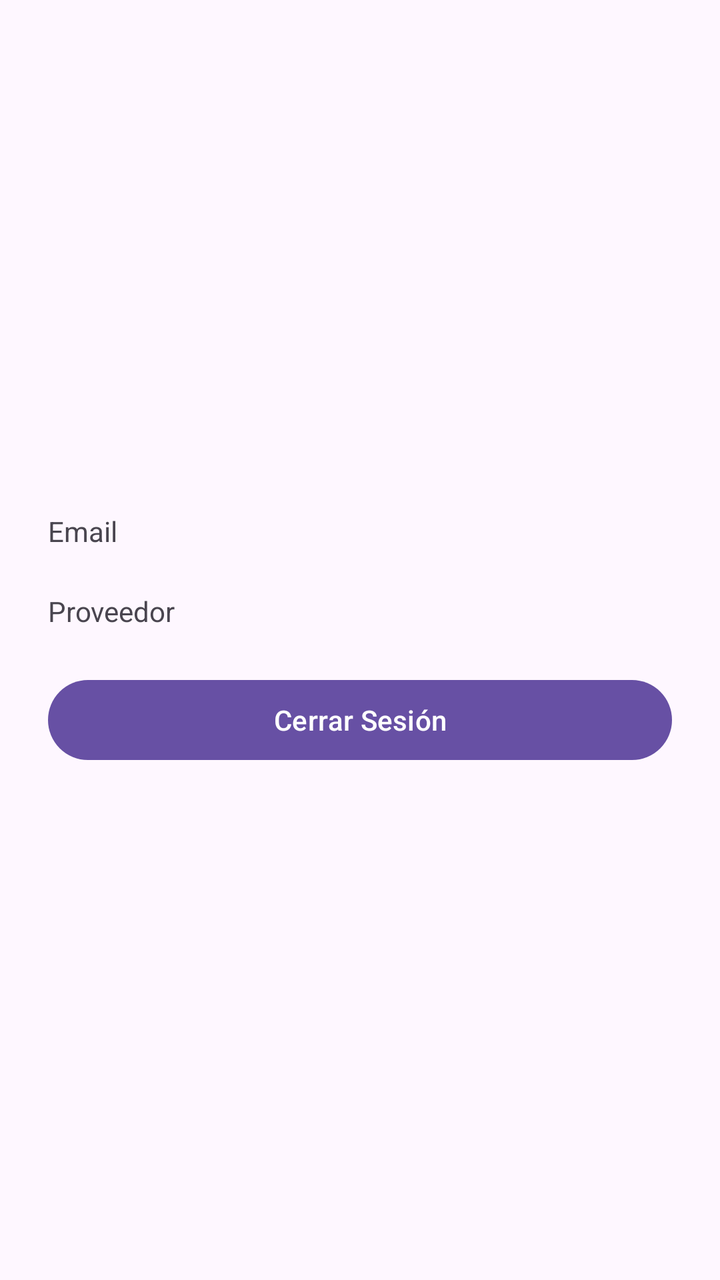
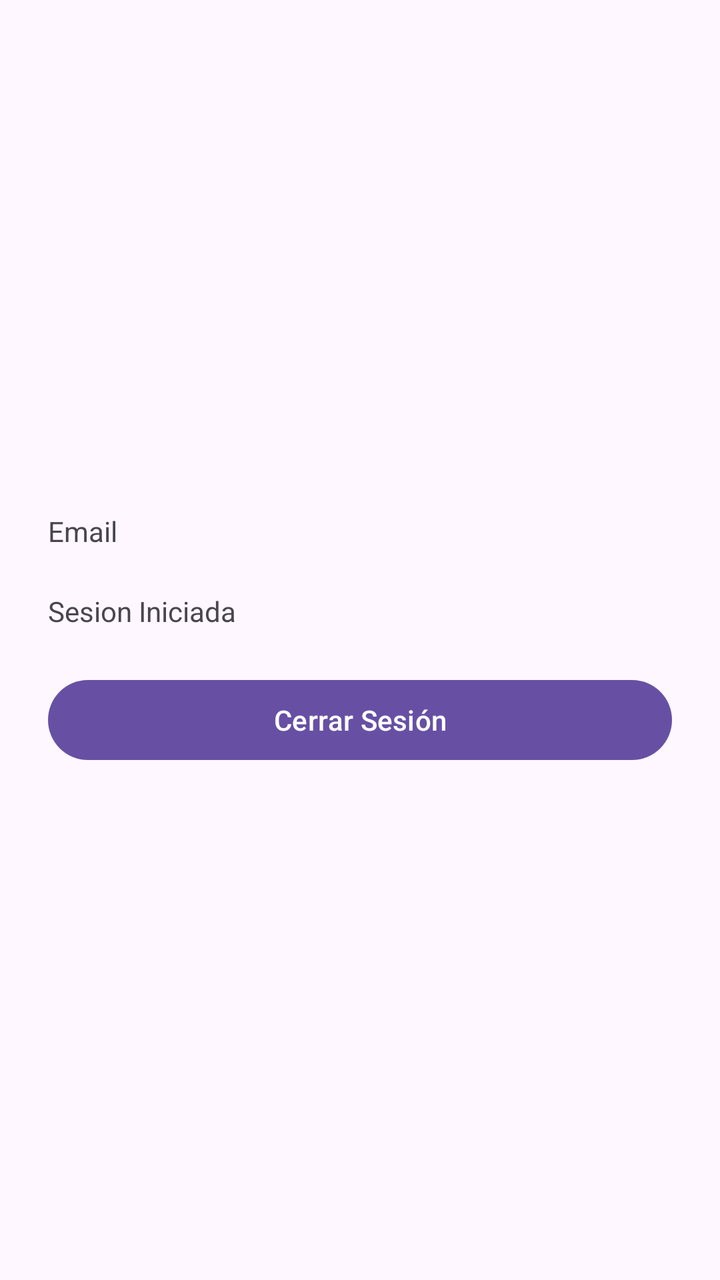

Compare the two renders of this Android layout. The source of the first and the diff that turns it into the second are given below.
<!-- AndroidManifest.xml: application theme Theme.ProyeIoT -->
<!-- res/layout/activity_home.xml -->
<?xml version="1.0" encoding="utf-8"?>
<LinearLayout xmlns:android="http://schemas.android.com/apk/res/android"
    android:layout_width="match_parent"
    android:layout_height="match_parent"
    android:orientation="vertical"
    android:gravity="center"
    android:padding="24dp"
    android:id="@+id/main">

    <TextView
        android:id="@+id/emailtextview"
        android:layout_width="match_parent"
        android:layout_height="40dp"
        android:text="Email" />

    <TextView
        android:id="@+id/providertextview"
        android:layout_width="match_parent"
        android:layout_height="40dp"
        android:text="Proveedor" />

    <Button
        android:id="@+id/btnClose"
        android:layout_width="match_parent"
        android:layout_height="wrap_content"
        android:text="Cerrar Sesión" />

</LinearLayout>
<!-- resources referenced by this layout -->
<resources>
  <style name="Theme.ProyeIoT" parent="Base.Theme.ProyeIoT" />
  <style name="Base.Theme.ProyeIoT" parent="Theme.Material3.DayNight.NoActionBar">
          
          
      </style>
</resources>

<!-- the commit's change to res/layout/activity_home.xml (unified diff, before → after) -->
@@ -14,10 +14,10 @@
         android:text="Email" />
 
     <TextView
-        android:id="@+id/providertextview"
+        android:id="@+id/sesion"
         android:layout_width="match_parent"
         android:layout_height="40dp"
-        android:text="Proveedor" />
+        android:text="Sesion Iniciada" />
 
     <Button
         android:id="@+id/btnClose"
